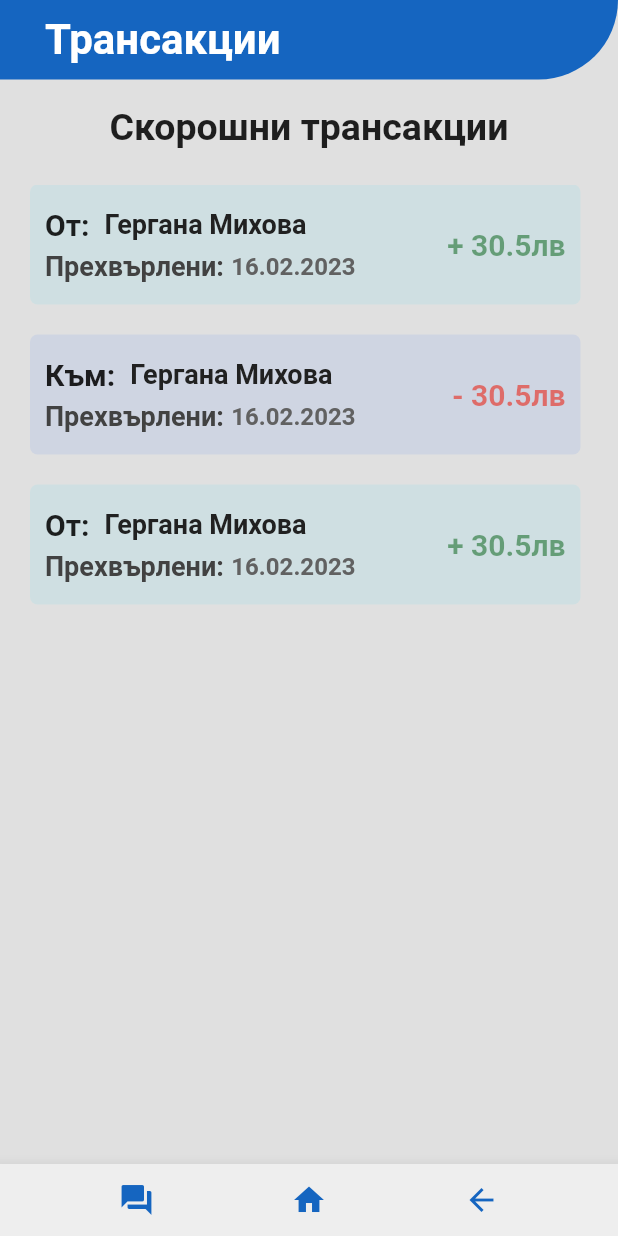
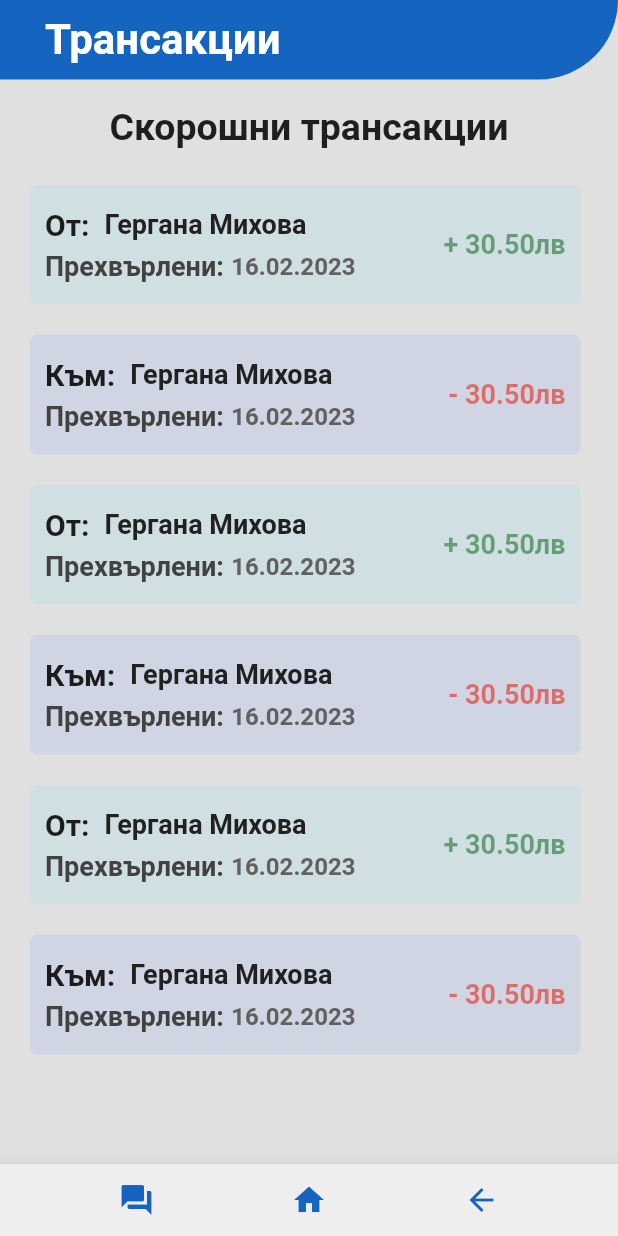
Before and after one commit to TIVMOF/online_bank, a Flutter app: the TransactionPage screen opened directly, on a phone screen of 412 x 824 dp. Run offline on Flutter 3.47's test engine with Material 2 defaults, Android fonts, the phone set to English and light mode, and no system bars; drawn by our look-alikes of readmore; our stand-ins replace smooth_page_indicator, syncfusion_flutter_charts.

Commit message:
two decimal sings after the dot of a doble

```diff
--- a/lib/pages/transaction_page.dart
+++ b/lib/pages/transaction_page.dart
@@ -35,7 +35,7 @@ class _TransactionPageState extends State<TransactionPage> {
             ),
 
           Container(
-            height: 300,
+            height: 600,
             child: Padding(
               padding: const EdgeInsets.only(right: 5),
               child: Scrollbar(
@@ -86,6 +86,48 @@ class _TransactionPageState extends State<TransactionPage> {
                       sentOrReceived: false,
                     ),
 
+                    MyTransaction(
+                      recipient: 'Гергана Михова',
+                      date: '16.02.2023',
+                      sum: 30.50,
+                      sentOrReceived: false,
+                    ),
+
+                    MyTransaction(
+                      recipient: 'Гергана Михова',
+                      date: '16.02.2023',
+                      sum: 30.50,
+                      sentOrReceived: false,
+                    ),
+
+                    MyTransaction(
+                      recipient: 'Гергана Михова',
+                      date: '16.02.2023',
+                      sum: 30.50,
+                      sentOrReceived: false,
+                    ),
+
+                    MyTransaction(
+                      recipient: 'Гергана Михова',
+                      date: '16.02.2023',
+                      sum: 30.50,
+                      sentOrReceived: false,
+                    ),
+
+                    MyTransaction(
+                      recipient: 'Гергана Михова',
+                      date: '16.02.2023',
+                      sum: 30.50,
+                      sentOrReceived: false,
+                    ),
+
+                    MyTransaction(
+                      recipient: 'Гергана Михова',
+                      date: '16.02.2023',
+                      sum: 30.50,
+                      sentOrReceived: false,
+                    ),
+
                   ],
                 ),
               ),
--- a/lib/utill/my_card.dart
+++ b/lib/utill/my_card.dart
@@ -44,7 +44,7 @@ class MyCard extends StatelessWidget {
                     ),
                   SizedBox(height: 10),
                   Text(
-                    balance.toString() + 'лв',
+                    balance.toStringAsFixed(2) + 'лв',
                     style: TextStyle(
                       color: Colors.white,
                       fontSize: 26,
--- a/lib/utill/my_transaction.dart
+++ b/lib/utill/my_transaction.dart
@@ -86,9 +86,9 @@ class MyTransaction extends StatelessWidget {
             ],
           ),
           Text(
-            (sentOrReceived? plus: minus) + ' ' + sum.toString() + 'лв',
+            (sentOrReceived? plus: minus) + ' ' + sum.toStringAsFixed(2) + 'лв',
             style: TextStyle(
-              fontSize: 20,
+              fontSize: 18,
               color: sentOrReceived? colorReceived: colorSent,
               fontWeight: FontWeight.bold,
             ),
```
